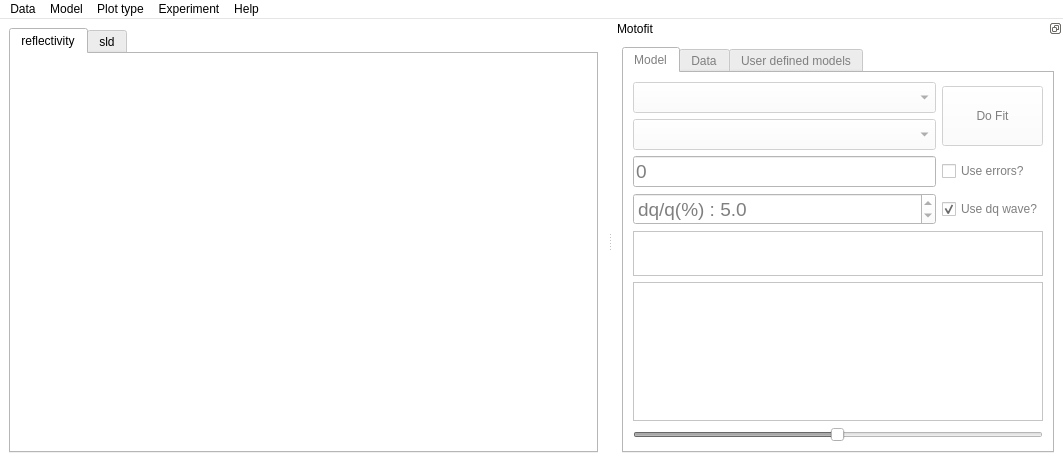
This is qt/Motofit.ui in refnx/refnx as Qt 5 draws it before an edit. The edited form follows.
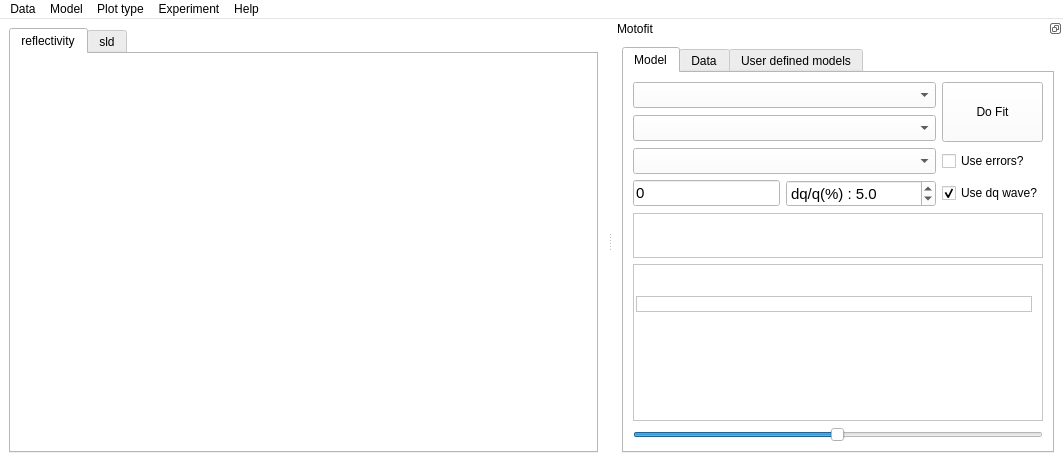
This is the edited form. The open tabs and pages were chosen to show the change.

What changed in the file:
```diff
--- a/qt/Motofit.ui
+++ b/qt/Motofit.ui
@@ -559,10 +559,10 @@
    </attribute>
    <widget class="QWidget" name="dockWidgetContents">
     <layout class="QGridLayout" name="gridLayout">
-     <item row="0" column="0" rowspan="2" colspan="2">
+     <item row="0" column="1">
       <widget class="QTabWidget" name="tabWidget">
        <property name="enabled">
-        <bool>false</bool>
+        <bool>true</bool>
        </property>
        <property name="sizePolicy">
         <sizepolicy hsizetype="MinimumExpanding" vsizetype="Expanding">
@@ -584,29 +584,7 @@
          <string>Model</string>
         </attribute>
         <layout class="QGridLayout" name="gridLayout_2">
-         <item row="2" column="1">
-          <widget class="QCheckBox" name="use_errors_checkbox">
-           <property name="text">
-            <string>Use errors?</string>
-           </property>
-          </widget>
-         </item>
-         <item row="0" column="0">
-          <widget class="QComboBox" name="dataset_comboBox">
-           <property name="font">
-            <font>
-             <pointsize>14</pointsize>
-            </font>
-           </property>
-           <property name="focusPolicy">
-            <enum>Qt::StrongFocus</enum>
-           </property>
-           <property name="currentIndex">
-            <number>-1</number>
-           </property>
-          </widget>
-         </item>
-         <item row="0" column="1" rowspan="2">
+         <item row="0" column="2" rowspan="2">
           <widget class="QPushButton" name="do_fit_button">
            <property name="minimumSize">
             <size>
@@ -622,11 +600,45 @@
            </property>
           </widget>
          </item>
+         <item row="2" column="2">
+          <widget class="QCheckBox" name="use_errors_checkbox">
+           <property name="text">
+            <string>Use errors?</string>
+           </property>
+          </widget>
+         </item>
          <item row="3" column="0">
+          <widget class="QLineEdit" name="chi2lineEdit">
+           <property name="font">
+            <font>
+             <pointsize>11</pointsize>
+            </font>
+           </property>
+           <property name="text">
+            <string>0</string>
+           </property>
+           <property name="readOnly">
+            <bool>true</bool>
+           </property>
+          </widget>
+         </item>
+         <item row="3" column="1">
           <widget class="QDoubleSpinBox" name="res_SpinBox">
+           <property name="sizePolicy">
+            <sizepolicy hsizetype="Fixed" vsizetype="Fixed">
+             <horstretch>0</horstretch>
+             <verstretch>0</verstretch>
+            </sizepolicy>
+           </property>
+           <property name="minimumSize">
+            <size>
+             <width>150</width>
+             <height>0</height>
+            </size>
+           </property>
            <property name="font">
             <font>
-             <pointsize>14</pointsize>
+             <pointsize>11</pointsize>
              <weight>50</weight>
              <bold>false</bold>
             </font>
@@ -657,7 +669,7 @@
            </property>
           </widget>
          </item>
-         <item row="3" column="1">
+         <item row="3" column="2">
           <widget class="QCheckBox" name="use_dqwave_checkbox">
            <property name="text">
             <string>Use dq wave?</string>
@@ -667,43 +679,7 @@
            </property>
           </widget>
          </item>
-         <item row="1" column="0">
-          <widget class="QComboBox" name="model_comboBox">
-           <property name="font">
-            <font>
-             <pointsize>14</pointsize>
-            </font>
-           </property>
-          </widget>
-         </item>
-         <item row="2" column="0">
-          <widget class="QLineEdit" name="chi2lineEdit">
-           <property name="font">
-            <font>
-             <pointsize>14</pointsize>
-            </font>
-           </property>
-           <property name="text">
-            <string>0</string>
-           </property>
-           <property name="readOnly">
-            <bool>true</bool>
-           </property>
-          </widget>
-         </item>
-         <item row="5" column="0" colspan="2">
-          <widget class="QTableView" name="layerModelView">
-           <property name="font">
-            <font>
-             <pointsize>10</pointsize>
-            </font>
-           </property>
-           <attribute name="horizontalHeaderStretchLastSection">
-            <bool>true</bool>
-           </attribute>
-          </widget>
-         </item>
-         <item row="4" column="0" colspan="2">
+         <item row="4" column="0" colspan="3">
           <widget class="QTableView" name="baseModelView">
            <property name="maximumSize">
             <size>
@@ -723,7 +699,19 @@
            </attribute>
           </widget>
          </item>
-         <item row="6" column="0" colspan="2">
+         <item row="5" column="0" colspan="3">
+          <widget class="QTableView" name="layerModelView">
+           <property name="font">
+            <font>
+             <pointsize>10</pointsize>
+            </font>
+           </property>
+           <attribute name="horizontalHeaderStretchLastSection">
+            <bool>true</bool>
+           </attribute>
+          </widget>
+         </item>
+         <item row="6" column="0" colspan="3">
           <widget class="QSlider" name="horizontalSlider">
            <property name="maximumSize">
             <size>
@@ -751,7 +739,52 @@
            </property>
           </widget>
          </item>
+         <item row="0" column="0" colspan="2">
+          <widget class="QComboBox" name="UDF_comboBox">
+           <property name="font">
+            <font>
+             <pointsize>11</pointsize>
+            </font>
+           </property>
+          </widget>
+         </item>
+         <item row="1" column="0" colspan="2">
+          <widget class="QComboBox" name="dataset_comboBox">
+           <property name="font">
+            <font>
+             <pointsize>11</pointsize>
+             <weight>50</weight>
+             <bold>false</bold>
+            </font>
+           </property>
+           <property name="focusPolicy">
+            <enum>Qt::StrongFocus</enum>
+           </property>
+           <property name="currentIndex">
+            <number>-1</number>
+           </property>
+          </widget>
+         </item>
+         <item row="2" column="0" colspan="2">
+          <widget class="QComboBox" name="model_comboBox">
+           <property name="font">
+            <font>
+             <pointsize>11</pointsize>
+            </font>
+           </property>
+          </widget>
+         </item>
         </layout>
+        <widget class="QTableView" name="UDF_tableView">
+         <property name="geometry">
+          <rect>
+           <x>12</x>
+           <y>223</y>
+           <width>396</width>
+           <height>16</height>
+          </rect>
+         </property>
+        </widget>
        </widget>
        <widget class="QWidget" name="tab_2">
         <attribute name="title">
```
Left out of the diff: 11 changed lines with no effect on the pictures.
